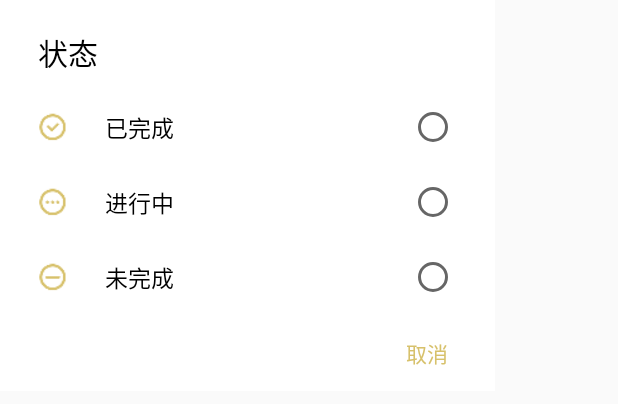
After one commit to Raindus/Ray.do, an Android app: the layout dialog_plan_status.xml on its own in the app's theme, with its tools: preview values and no code run, on a phone screen of 412 x 824 dp. The commit adds this screen. Shown: the top 404 px of the screen. Run offline under Robolectric (Android 15) with nearby library versions, the phone set to English and light mode, and no system bars.

Commit message:
计划长按 - 快速修改

```diff
--- a/app/src/main/java/com/raindus/raydo/calendar/PlanMonthView.java
+++ b/app/src/main/java/com/raindus/raydo/calendar/PlanMonthView.java
@@ -133,8 +133,10 @@ public class PlanMonthView extends MonthView {
 
         if (calendar.isCurrentDay() && !isSelected) {
             canvas.drawCircle(cx, cy, mRadius, mCurrentDayPaint);
-            mPointPaint.setColor(getResources().getColor(R.color.dandongshi));
-            canvas.drawCircle(x + mItemWidth / 2, y + mItemHeight - 3 * mPadding, mPointRadius, mPointPaint);
+            if (hasScheme) {
+                mPointPaint.setColor(getResources().getColor(R.color.dandongshi));
+                canvas.drawCircle(x + mItemWidth / 2, y + mItemHeight - 3 * mPadding, mPointRadius, mPointPaint);
+            }
         }
 
         if (hasScheme) {
--- a/app/src/main/java/com/raindus/raydo/calendar/PlanWeekView.java
+++ b/app/src/main/java/com/raindus/raydo/calendar/PlanWeekView.java
@@ -134,8 +134,10 @@ public class PlanWeekView extends WeekView {
 
         if (calendar.isCurrentDay() && !isSelected) {
             canvas.drawCircle(cx, cy, mRadius, mCurrentDayPaint);
-            mPointPaint.setColor(getResources().getColor(R.color.dandongshi));
-            canvas.drawCircle(x + mItemWidth / 2, mItemHeight - 3 * mPadding, mPointRadius, mPointPaint);
+            if (hasScheme) {
+                mPointPaint.setColor(getResources().getColor(R.color.dandongshi));
+                canvas.drawCircle(x + mItemWidth / 2, mItemHeight - 3 * mPadding, mPointRadius, mPointPaint);
+            }
         }
 
         if (hasScheme) {
--- a/app/src/main/java/com/raindus/raydo/dialog/PlanPriorityDialog.java
+++ b/app/src/main/java/com/raindus/raydo/dialog/PlanPriorityDialog.java
@@ -80,7 +80,6 @@ public class PlanPriorityDialog extends BaseDialog {
                 mOnPriorityCallback.onCallback(PlanPriority.None);
                 break;
             case R.id.priority_negative:
-                mOnPriorityCallback.onCallback(mInitPriority);
                 break;
         }
         dismiss();
--- a/app/src/main/java/com/raindus/raydo/dialog/PlanTagDialog.java
+++ b/app/src/main/java/com/raindus/raydo/dialog/PlanTagDialog.java
@@ -107,7 +107,6 @@ public class PlanTagDialog extends BaseDialog {
                 mOnTagCallback.onCallback(PlanTag.None);
                 break;
             case R.id.tag_negative:
-                mOnTagCallback.onCallback(mInitTag);
                 break;
         }
         dismiss();
--- a/app/src/main/java/com/raindus/raydo/plan/entity/PlanTime.java
+++ b/app/src/main/java/com/raindus/raydo/plan/entity/PlanTime.java
@@ -183,6 +183,12 @@ public class PlanTime {
         }
     }
 
+    // 生成新对象
+    public PlanTime clone() {
+        return new PlanTime(mStartTime.getTime(), mRemind.getType(), mLastRemindTime,
+                mRepeat.getType(), mLastRepeatTime, mRepeat.getContent(), mRepeat.getCloseRepeatTime());
+    }
+
     // utils...
     private Date getDate(int year, int month, int day, int hour, int min) {
         return new Date(year - 1900, month - 1, day, hour, min);
--- /dev/null
+++ b/app/src/main/res/layout/dialog_plan_status.xml
@@ -0,0 +1,130 @@
+<?xml version="1.0" encoding="utf-8"?>
+<LinearLayout xmlns:android="http://schemas.android.com/apk/res/android"
+    android:layout_width="330dp"
+    android:layout_height="wrap_content"
+    android:background="@android:color/white"
+    android:orientation="vertical">
+
+    <TextView
+        android:layout_width="wrap_content"
+        android:layout_height="wrap_content"
+        android:layout_marginBottom="10dp"
+        android:layout_marginLeft="25dp"
+        android:layout_marginTop="20dp"
+        android:text="状态"
+        android:textColor="@android:color/black"
+        android:textSize="20dp" />
+
+    <RelativeLayout
+        android:id="@+id/status_rl_completed"
+        android:layout_width="match_parent"
+        android:layout_height="50dp"
+        android:background="?android:attr/selectableItemBackground"
+        android:clickable="true">
+
+        <ImageView
+            android:layout_width="20dp"
+            android:layout_height="match_parent"
+            android:layout_marginLeft="25dp"
+            android:src="@drawable/plan_status_completed"
+            android:tint="@color/dandongshi" />
+
+        <TextView
+            android:layout_width="wrap_content"
+            android:layout_height="match_parent"
+            android:layout_marginLeft="70dp"
+            android:gravity="center"
+            android:text="已完成"
+            android:textColor="@android:color/black"
+            android:textSize="15dp" />
+
+        <RadioButton
+            android:id="@+id/status_rb_completed"
+            android:layout_width="wrap_content"
+            android:layout_height="match_parent"
+            android:layout_alignParentRight="true"
+            android:layout_marginRight="25dp"
+            android:background="@null"
+            android:clickable="false" />
+    </RelativeLayout>
+
+    <RelativeLayout
+        android:id="@+id/status_rl_completing"
+        android:layout_width="match_parent"
+        android:layout_height="50dp"
+        android:background="?android:attr/selectableItemBackground"
+        android:clickable="true">
+
+        <ImageView
+            android:layout_width="20dp"
+            android:layout_height="match_parent"
+            android:layout_marginLeft="25dp"
+            android:src="@drawable/plan_status_completing"
+            android:tint="@color/dandongshi" />
+
+        <TextView
+            android:layout_width="wrap_content"
+            android:layout_height="match_parent"
+            android:layout_marginLeft="70dp"
+            android:gravity="center"
+            android:text="进行中"
+            android:textColor="@android:color/black"
+            android:textSize="15dp" />
+
+        <RadioButton
+            android:id="@+id/status_rb_completing"
+            android:layout_width="wrap_content"
+            android:layout_height="match_parent"
+            android:layout_alignParentRight="true"
+            android:layout_marginRight="25dp"
+            android:background="@null"
+            android:clickable="false" />
+    </RelativeLayout>
+
+    <RelativeLayout
+        android:id="@+id/status_rl_uncompleted"
+        android:layout_width="match_parent"
+        android:layout_height="50dp"
+        android:background="?android:attr/selectableItemBackground"
+        android:clickable="true">
+
+        <ImageView
+            android:layout_width="20dp"
+            android:layout_height="match_parent"
+            android:layout_marginLeft="25dp"
+            android:src="@drawable/plan_status_uncompleted"
+            android:tint="@color/dandongshi" />
+
+        <TextView
+            android:layout_width="wrap_content"
+            android:layout_height="match_parent"
+            android:layout_marginLeft="70dp"
+            android:gravity="center"
+            android:text="未完成"
+            android:textColor="@android:color/black"
+            android:textSize="15dp" />
+
+        <RadioButton
+            android:id="@+id/status_rb_uncompleted"
+            android:layout_width="wrap_content"
+            android:layout_height="match_parent"
+            android:layout_alignParentRight="true"
+            android:layout_marginRight="25dp"
+            android:background="@null"
+            android:clickable="false" />
+    </RelativeLayout>
+
+    <Button
+        android:id="@+id/status_negative"
+        android:layout_width="70dp"
+        android:layout_height="40dp"
+        android:layout_gravity="right"
+        android:layout_marginRight="10dp"
+        android:layout_marginVertical="5dp"
+        android:background="?android:attr/selectableItemBackground"
+        android:gravity="center"
+        android:text="取消"
+        android:textColor="@color/dandongshi"
+        android:textSize="14dp" />
+
+</LinearLayout>
```
Also changed, not shown: app/src/main/java/com/raindus/raydo/dialog/PlanContentDialog.java (added, +63 -0 lines), app/src/main/java/com/raindus/raydo/dialog/PlanStatusDialog.java (added, +87 -0 lines), app/src/main/java/com/raindus/raydo/plan/PlanAdapter.java (+126 -1 lines), app/src/main/java/com/raindus/raydo/plan/entity/PlanEntity.java (+16 -0 lines), app/src/main/res/layout/dialog_plan_content.xml (added, +64 -0 lines), app/src/main/res/menu/menu_plan_item.xml (+16 -2 lines).
